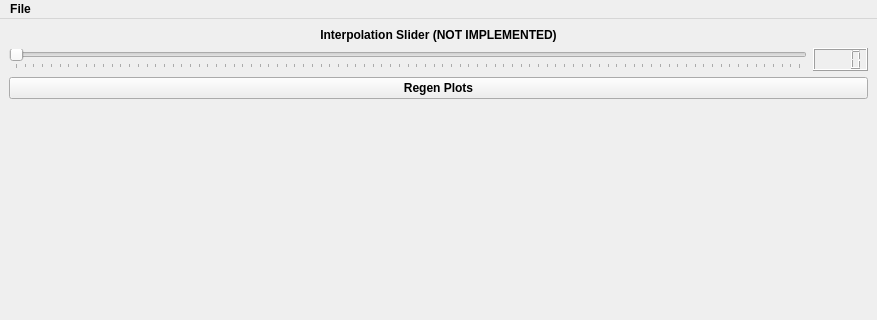
Qt form src/qt_ui/main_window.ui (Eric-Meunier/Processor-Suite) before a commit; both pictures show x 0 to 877 and y 0 to 320 of the 877 by 798 pixel window.
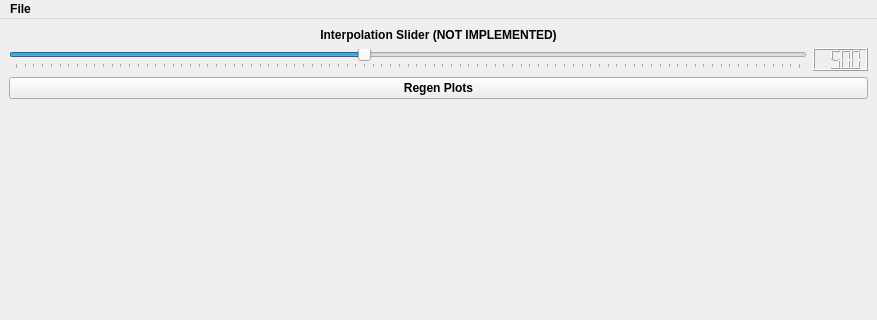
The same form after that commit.

Commit message: Fixed tab swapping and added status in RegenPlot button

Patch:
```diff
--- a/src/qt_ui/main_window.ui
+++ b/src/qt_ui/main_window.ui
@@ -47,6 +47,9 @@
         <property name="singleStep">
          <number>10</number>
         </property>
+        <property name="value">
+         <number>500</number>
+        </property>
         <property name="orientation">
          <enum>Qt::Horizontal</enum>
         </property>
@@ -80,6 +83,9 @@
         <property name="digitCount">
          <number>4</number>
         </property>
+        <property name="value" stdset="0">
+         <double>500.000000000000000</double>
+        </property>
        </widget>
       </item>
      </layout>
```
The commit also changes 3 other files.
